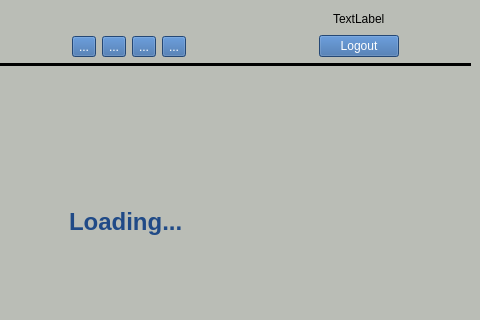
This is resource/ui/dashboard.ui in arghyabi/iAloy_old_desktop_app as Qt 5 draws it before an edit; both pictures show x 228 to 708 and y 0 to 320 of the 708 by 416 pixel window. The edited form follows.
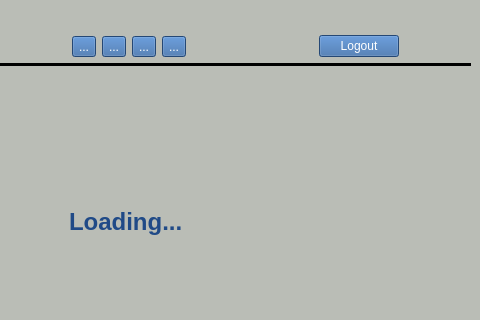
This is the edited form.

Patch:
```diff
--- a/resource/ui/dashboard.ui
+++ b/resource/ui/dashboard.ui
@@ -275,7 +275,7 @@
           <item alignment="Qt::AlignHCenter|Qt::AlignVCenter">
            <widget class="QLabel" name="pi_name_label">
             <property name="text">
-             <string>TextLabel</string>
+             <string/>
             </property>
            </widget>
           </item>
```
